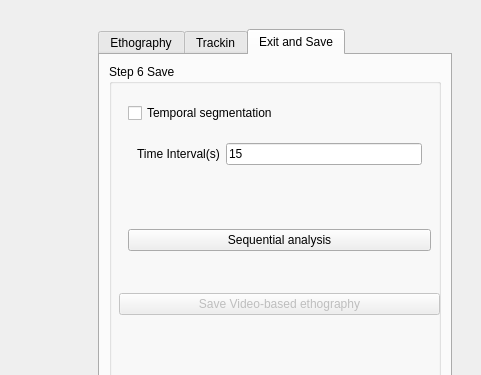
This is src/telaetografiaproce.ui in EthoWatcher/ethowatcher as Qt 5 draws it before an edit; both pictures show x 661 to 1142 and y 0 to 375 of the 1142 by 837 pixel window. The edited form follows.
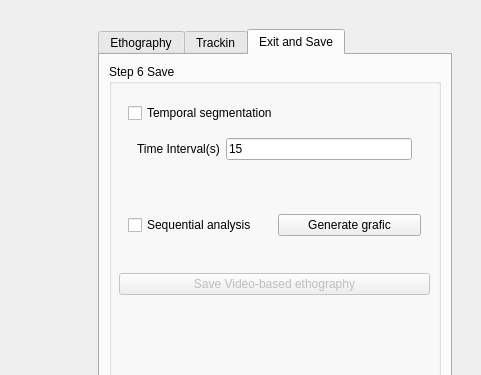
This is the edited form. Icons and pictures are not drawn.

Commit message: Conectado a analise sequencial na tela de etografia

```diff
--- a/src/telaetografiaproce.ui
+++ b/src/telaetografiaproce.ui
@@ -1778,8 +1778,8 @@
                   <rect>
                    <x>10</x>
                    <y>30</y>
-                   <width>321</width>
-                   <height>221</height>
+                   <width>311</width>
+                   <height>201</height>
                   </rect>
                  </property>
                  <layout class="QVBoxLayout" name="verticalLayout_25">
@@ -1818,14 +1818,21 @@
                   </item>
                   <item>
                    <widget class="QWidget" name="widget_13" native="true">
-                    <layout class="QVBoxLayout" name="verticalLayout_24">
+                    <layout class="QHBoxLayout" name="horizontalLayout_14">
                      <item>
-                      <widget class="QPushButton" name="pb_sequential_analysis">
+                      <widget class="QCheckBox" name="cb_seq_analyses">
                        <property name="text">
                         <string>Sequential analysis</string>
                        </property>
                       </widget>
                      </item>
+                     <item>
+                      <widget class="QPushButton" name="pb_generate_grafic">
+                       <property name="text">
+                        <string>Generate grafic</string>
+                       </property>
+                      </widget>
+                     </item>
                     </layout>
                    </widget>
                   </item>
```
The commit also changes 4 other files.
